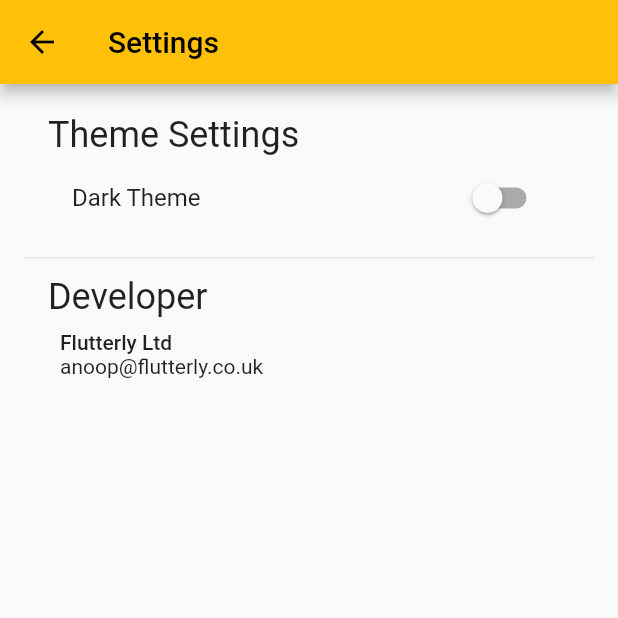
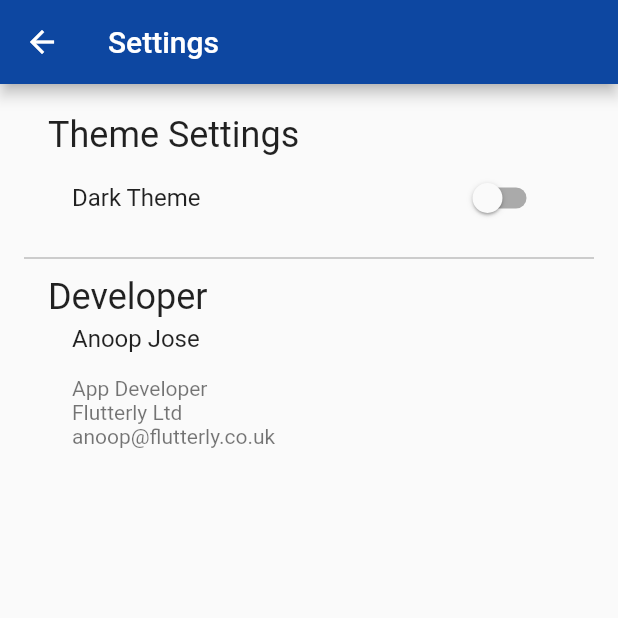
Before and after one commit to its-me-anoop/hotspot, a Flutter app: the screen it shows after launch, item 2 of the bottom bar chosen, after a tap on the "settings" icon, on a phone screen of 412 x 824 dp, the top half of it. Run offline on Flutter 3.47's test engine with Material 2 defaults, Android fonts, the phone set to English and light mode, and no system bars; network calls fail; statements that could not run were skipped.

Commit message:
saint view and thanks giving updated

```diff
--- a/lib/constants/dark_theme.dart
+++ b/lib/constants/dark_theme.dart
@@ -1,4 +1,21 @@
 import 'package:flutter/material.dart';
 
-ThemeData darkTheme =
-    ThemeData(primarySwatch: Colors.amber, brightness: Brightness.dark);
+ThemeData darkTheme = ThemeData(
+    primarySwatch: Colors.teal,
+    brightness: Brightness.dark,
+    textTheme: const TextTheme(
+      bodyText1: TextStyle(fontWeight: FontWeight.bold),
+    ),
+    appBarTheme: const AppBarTheme(
+        backgroundColor: Colors.black,
+        foregroundColor: Colors.white,
+        centerTitle: false),
+    dividerColor: Colors.grey[100],
+    scaffoldBackgroundColor: Colors.grey[900],
+    floatingActionButtonTheme:
+        const FloatingActionButtonThemeData(backgroundColor: Colors.teal),
+    bottomNavigationBarTheme: const BottomNavigationBarThemeData(
+        showUnselectedLabels: false,
+        backgroundColor: Colors.black,
+        unselectedItemColor: Colors.grey,
+        selectedItemColor: Colors.white));
--- a/lib/constants/light_theme.dart
+++ b/lib/constants/light_theme.dart
@@ -1,4 +1,20 @@
 import 'package:flutter/material.dart';
 
-ThemeData lightTheme =
-    ThemeData(primarySwatch: Colors.amber, brightness: Brightness.light);
+ThemeData lightTheme = ThemeData(
+    primarySwatch: Colors.orange,
+    brightness: Brightness.light,
+    textTheme: const TextTheme(
+      bodyText1: TextStyle(fontWeight: FontWeight.bold),
+    ),
+    appBarTheme: AppBarTheme(
+        backgroundColor: Colors.blue[900],
+        foregroundColor: Colors.white,
+        centerTitle: false),
+    dividerColor: Colors.grey,
+    floatingActionButtonTheme:
+        const FloatingActionButtonThemeData(backgroundColor: Colors.orange),
+    bottomNavigationBarTheme: BottomNavigationBarThemeData(
+        showUnselectedLabels: false,
+        backgroundColor: Colors.blue[900],
+        unselectedItemColor: Colors.grey,
+        selectedItemColor: Colors.white));
--- a/lib/main.dart
+++ b/lib/main.dart
@@ -4,6 +4,8 @@ import 'package:hotspot/constants/light_theme.dart';
 import 'package:hotspot/logic/counter_logic.dart';
 import 'package:hotspot/logic/make_a_prayer.dart';
 import 'package:hotspot/logic/page_selection_logic.dart';
+import 'package:hotspot/logic/prayer_request_form_launch.dart';
+import 'package:hotspot/logic/thank_you_form_launch.dart';
 import 'package:hotspot/logic/theme_logic.dart';
 import 'package:hotspot/views/home_page.dart';
 import 'package:provider/provider.dart';
@@ -18,6 +20,8 @@ void main() {
         ChangeNotifierProvider(create: (_) => ThemeProvider()),
         ChangeNotifierProvider(create: (_) => PageSelection()),
         ChangeNotifierProvider(create: (_) => MakeAPrayer()),
+        ChangeNotifierProvider(create: (_) => PrayerRequestFormLaunch()),
+        ChangeNotifierProvider(create: (_) => ThankYouFormLaunch()),
       ],
       child: const MyApp(),
     ),
--- /dev/null
+++ b/lib/models/thanks_model.dart
@@ -0,0 +1,5 @@
+class ThankYou {
+  String thankyou;
+  String uid;
+  ThankYou(this.thankyou, this.uid);
+}
--- a/lib/views/prayer_request_view.dart
+++ b/lib/views/prayer_request_view.dart
@@ -1,8 +1,10 @@
 import 'package:flutter/material.dart';
 import 'package:hotspot/constants/current_user.dart';
 import 'package:hotspot/logic/make_a_prayer.dart';
+import 'package:hotspot/logic/prayer_request_form_launch.dart';
 import 'package:hotspot/sample/prayer_list.dart';
 import 'package:hotspot/sample/user_list.dart';
+import 'package:hotspot/views/prayer_request_form.dart';
 import 'package:provider/provider.dart';
 
 class PrayerRequestView extends StatelessWidget {
@@ -12,8 +14,13 @@ class PrayerRequestView extends StatelessWidget {
 
   @override
   Widget build(BuildContext context) {
-    return Scaffold(
+    return Consumer<PrayerRequestFormLaunch>(
+      builder: (context, PrayerRequestFormLaunch status, child) {
+        return (status.prayerRequestFormStatus)
+            ? PrayerRequestForm()
+            : Scaffold(
                 body: ListView.separated(
+                    cacheExtent: 1000,
                     itemBuilder: (_, index) {
                       return PrayerView(
                         index: index,
@@ -23,10 +30,14 @@ class PrayerRequestView extends StatelessWidget {
                       return const Divider();
                     },
                     itemCount: prayers.length),
-      floatingActionButton: const FloatingActionButton(
-        onPressed: null,
-        child: Icon(Icons.add),
+                floatingActionButton: FloatingActionButton(
+                  onPressed: () => {
+                    context.read<PrayerRequestFormLaunch>().openPrayerRequest(),
+                  },
+                  child: const Icon(Icons.add),
                 ),
+              );
+      },
     );
   }
 }
--- a/lib/views/saint_view.dart
+++ b/lib/views/saint_view.dart
@@ -1,4 +1,7 @@
+import 'dart:math';
+
 import 'package:flutter/material.dart';
+import 'package:hotspot/sample/saint_list.dart';
 
 class SaintView extends StatelessWidget {
   const SaintView({
@@ -7,9 +10,55 @@ class SaintView extends StatelessWidget {
 
   @override
   Widget build(BuildContext context) {
-    return const Scaffold(
-        body: Center(
-      child: Text("Saint of the day"),
+    int index = Random().nextInt(saints.length);
+    return Scaffold(
+        body: ListView(
+      cacheExtent: 1000,
+      children: [
+        Padding(
+          padding: const EdgeInsets.all(8.0),
+          child: SizedBox(
+              height: 200,
+              child: Image.network(
+                saints[index].saintPhoto,
+                cacheHeight: 200,
+              )),
+        ),
+        Padding(
+          padding: const EdgeInsets.all(8.0),
+          child: Text(
+            saints[index].saintName,
+            style: Theme.of(context).textTheme.headline5,
+          ),
+        ),
+        const Divider(),
+        Padding(
+          padding: const EdgeInsets.all(8.0),
+          child: Text(
+            "Patron",
+            style: Theme.of(context).textTheme.headline6,
+          ),
+        ),
+        Padding(
+          padding: const EdgeInsets.all(8.0),
+          child: ListView.builder(
+            physics: const NeverScrollableScrollPhysics(),
+            shrinkWrap: true,
+            itemCount: saints[index].patron.length,
+            itemBuilder: (_, i) {
+              return Text("#" + saints[index].patron[i]);
+            },
+          ),
+        ),
+        const Divider(),
+        Padding(
+          padding: const EdgeInsets.all(8.0),
+          child: Text(
+            saints[index].saintDescription,
+            style: Theme.of(context).textTheme.bodyText2,
+          ),
+        ),
+      ],
     ));
   }
 }
--- a/lib/views/settings_page.dart
+++ b/lib/views/settings_page.dart
@@ -31,28 +31,40 @@ class DeveloperInfo extends StatelessWidget {
   @override
   Widget build(BuildContext context) {
     return ListTile(
-      visualDensity: VisualDensity.standard,
-      title: Text(
-        "Developer",
-        style: Theme.of(context).textTheme.headline5,
-      ),
-      subtitle: Padding(
-        padding: const EdgeInsets.all(8.0),
-        child: Column(
-          crossAxisAlignment: CrossAxisAlignment.start,
-          children: [
-            Text(
-              "Flutterly Ltd",
-              style: Theme.of(context).textTheme.bodyText1,
-            ),
-            Text(
-              "anoop@flutterly.co.uk",
-              style: Theme.of(context).textTheme.bodyText2,
+        title: Text(
+          "Developer",
+          style: Theme.of(context).textTheme.headline5,
+        ),
+        subtitle: ListView(
+          shrinkWrap: true,
+          physics: const NeverScrollableScrollPhysics(),
+          //padding: EdgeInsets.zero,
+          children: const [
+            ListTile(
+              title: Text('Anoop Jose'),
+              subtitle: Text(
+                  '\nApp Developer \nFlutterly Ltd\nanoop@flutterly.co.uk'),
             ),
           ],
-        ),
-      ),
-    );
+        )
+
+        // subtitle: Padding(
+        //   padding: const EdgeInsets.all(8.0),
+        //   child: Column(
+        //     crossAxisAlignment: CrossAxisAlignment.start,
+        //     children: [
+        //       Text(
+        //         "Flutterly Ltd",
+        //         style: Theme.of(context).textTheme.bodyText1,
+        //       ),
+        //       Text(
+        //         "anoop@flutterly.co.uk",
+        //         style: Theme.of(context).textTheme.bodyText2,
+        //       ),
+        //     ],
+        //   ),
+        // ),
+        );
   }
 }
 
--- a/pubspec.yaml
+++ b/pubspec.yaml
@@ -35,6 +35,7 @@ dependencies:
   # Use with the CupertinoIcons class for iOS style icons.
   cupertino_icons: ^1.0.2
   provider: ^6.0.2
+  modal_bottom_sheet: ^2.0.0
 
 dev_dependencies:
   flutter_test:
```
Also changed, not shown: lib/logic/prayer_request_form_launch.dart (added, +17 -0 lines), lib/logic/thank_you_form_launch.dart (added, +17 -0 lines), lib/models/saint_model.dart (added, +9 -0 lines), lib/sample/saint_list.dart (added, +10 -0 lines), lib/sample/thank_you_list.dart (added, +7 -0 lines), lib/views/prayer_request_form.dart (added, +63 -0 lines), lib/views/thank_you_form.dart (added, +61 -0 lines), lib/views/thanks_giving_view.dart (+40 -4 lines), pubspec.lock. Lines whose indentation alone changed are shown as unchanged.
